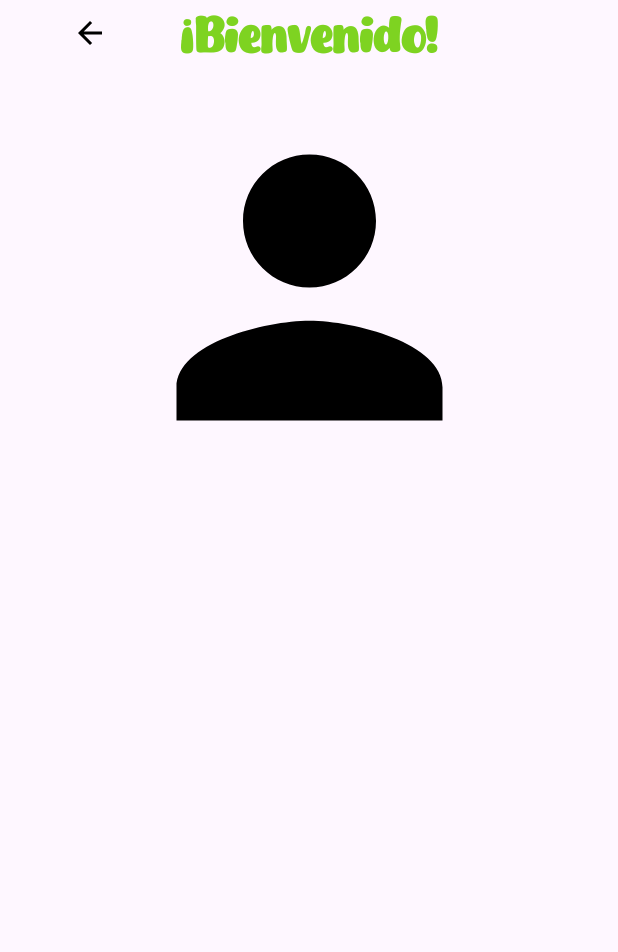
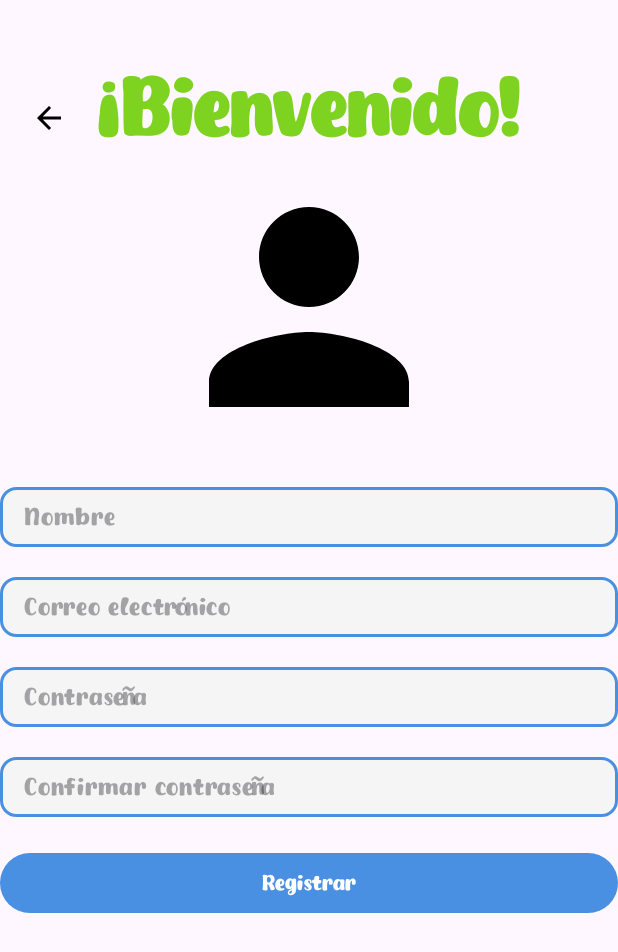
Before and after one commit to JuanDluna/LinGame, an Android app: the RegisterActivity screen opened directly, with no data from a screen before it, on a phone screen of 412 x 824 dp. Shown: the top 952 px of the screen. Run offline under Robolectric (Android 15) with nearby library versions, the phone set to English and light mode, and no system bars.

Commit message:
Style: RoundedEditText

```diff
--- /dev/null
+++ b/app/src/main/res/drawable/edit_text_background.xml
@@ -0,0 +1,7 @@
+<shape xmlns:android="http://schemas.android.com/apk/res/android">
+    <solid android:color="?attr/colorPrimaryVariant" /> <!-- Fondo según el tema -->
+    <stroke
+        android:width="2dp"
+        android:color="?attr/colorPrimary" /> <!-- Color del borde según el tema -->
+    <corners android:radius="10dp" /> <!-- Bordes redondeados -->
+</shape>
--- a/app/src/main/res/layout/activity_register.xml
+++ b/app/src/main/res/layout/activity_register.xml
@@ -4,12 +4,22 @@
     android:layout_height="match_parent"
     android:id="@+id/register_layout">
 
+    <ImageButton
+        android:layout_width="43dp"
+        android:layout_height="46dp"
+        android:backgroundTint="@android:color/transparent"
+        android:src="@drawable/arrow_back"
+        app:layout_constraintEnd_toStartOf="@id/tvBienvenido"
+        app:layout_constraintStart_toStartOf="parent"
+        app:layout_constraintTop_toTopOf="parent"
+        android:layout_marginTop="55dp"/>
+
     <TextView
         android:id="@+id/tvBienvenido"
         style="@style/TextAppearance.LinGame.H1"
         android:layout_width="wrap_content"
         android:layout_height="wrap_content"
-        android:layout_marginTop="4dp"
+        android:layout_marginTop="40dp"
         android:text="¡Bienvenido!"
         app:layout_constraintEnd_toEndOf="parent"
         app:layout_constraintStart_toStartOf="parent"
@@ -17,20 +27,68 @@
 
     <ImageView
         android:id="@+id/ivAvatar"
-        android:layout_width="266dp"
-        android:layout_height="295dp"
+        android:layout_width="200dp"
+        android:layout_height="200dp"
         android:src="@drawable/avatar_base"
         app:layout_constraintEnd_toEndOf="parent"
         app:layout_constraintStart_toStartOf="parent"
         app:layout_constraintTop_toBottomOf="@id/tvBienvenido" />
 
-    <ImageButton
-        android:layout_width="wrap_content"
+    <EditText
+        android:id="@+id/etNombre"
+        style="@style/RoundedEditText"
+        android:layout_width="0dp"
         android:layout_height="wrap_content"
-        android:src="@drawable/arrow_back"
-        android:backgroundTint="@android:color/transparent"
+        android:layout_marginTop="20dp"
+        android:hint="Nombre"
+        app:layout_constraintEnd_toEndOf="parent"
         app:layout_constraintStart_toStartOf="parent"
-        app:layout_constraintEnd_toStartOf="@id/tvBienvenido"
-        app:layout_constraintTop_toTopOf="parent"/>
+        app:layout_constraintTop_toBottomOf="@id/ivAvatar" />
+
+    <EditText
+        android:id="@+id/etCorreo"
+        style="@style/RoundedEditText"
+        android:layout_width="0dp"
+        android:layout_height="wrap_content"
+        android:layout_marginTop="20dp"
+        android:hint="Correo electrónico"
+        app:layout_constraintEnd_toEndOf="parent"
+        app:layout_constraintStart_toStartOf="parent"
+        app:layout_constraintTop_toBottomOf="@id/etNombre" />
+
+    <EditText
+        android:id="@+id/etContrasena"
+        style="@style/RoundedEditText"
+        android:layout_width="0dp"
+        android:layout_height="wrap_content"
+        android:layout_marginTop="20dp"
+        android:hint="Contraseña"
+        app:layout_constraintEnd_toEndOf="parent"
+        app:layout_constraintStart_toStartOf="parent"
+        app:layout_constraintTop_toBottomOf="@id/etCorreo" />
+
+    <EditText
+        android:id="@+id/etConfirmarContrasena"
+        style="@style/RoundedEditText"
+        android:layout_width="0dp"
+        android:layout_height="wrap_content"
+        android:layout_marginTop="20dp"
+        android:hint="Confirmar contraseña"
+        app:layout_constraintEnd_toEndOf="parent"
+        app:layout_constraintStart_toStartOf="parent"
+        app:layout_constraintTop_toBottomOf="@id/etContrasena" />
+
+    <Button
+        android:id="@+id/btnRegistrar"
+        android:layout_width="0dp"
+        android:layout_height="wrap_content"
+        android:layout_marginTop="20dp"
+        android:text="Registrar"
+        app:layout_constraintEnd_toEndOf="parent"
+        app:layout_constraintStart_toStartOf="parent"
+        app:layout_constraintTop_toBottomOf="@id/etConfirmarContrasena" />
+
+
+
 
 </androidx.constraintlayout.widget.ConstraintLayout>
--- a/app/src/main/res/values/styles.xml
+++ b/app/src/main/res/values/styles.xml
@@ -2,9 +2,17 @@
 <resources>
     <!-- Estilo para encabezados H1 -->
     <style name="TextAppearance.LinGame.H1" parent="TextAppearance.Material3.HeadlineLarge">
-        <item name="android:textSize">32dp</item>
+        <item name="android:textSize">52dp</item>
         <item name="android:textColor">?attr/colorSecondary</item>
         <item name="android:fontFamily">@font/howdy_lemon</item>
         <item name="android:textStyle">bold</item>
     </style>
+
+    <style name="RoundedEditText" parent="Widget.Material3.TextInputEditText.OutlinedBox">
+        <item name="android:background">@drawable/edit_text_background</item>
+        <item name="android:padding">10dp</item> <!-- Espacio interno del texto -->
+        <item name="android:textColor">?attr/textAppearanceBody1</item> <!-- Color del texto dinámico -->
+        <item name="android:textSize">16sp</item> <!-- Tamaño del texto -->
+    </style>
+
 </resources>
```
